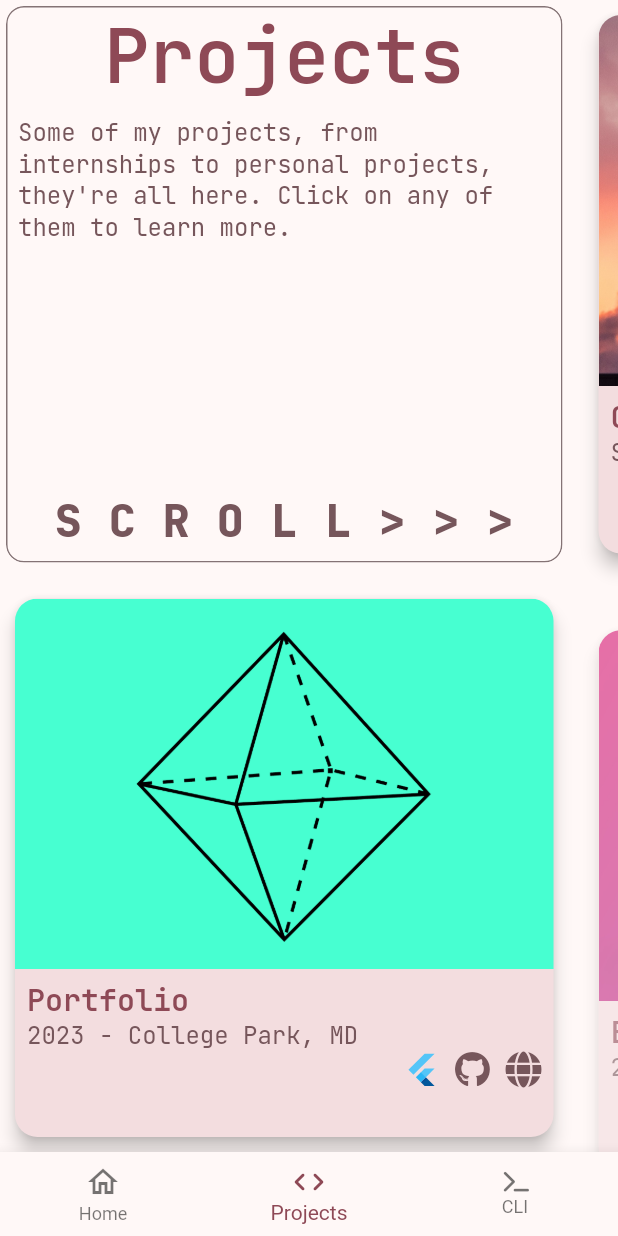
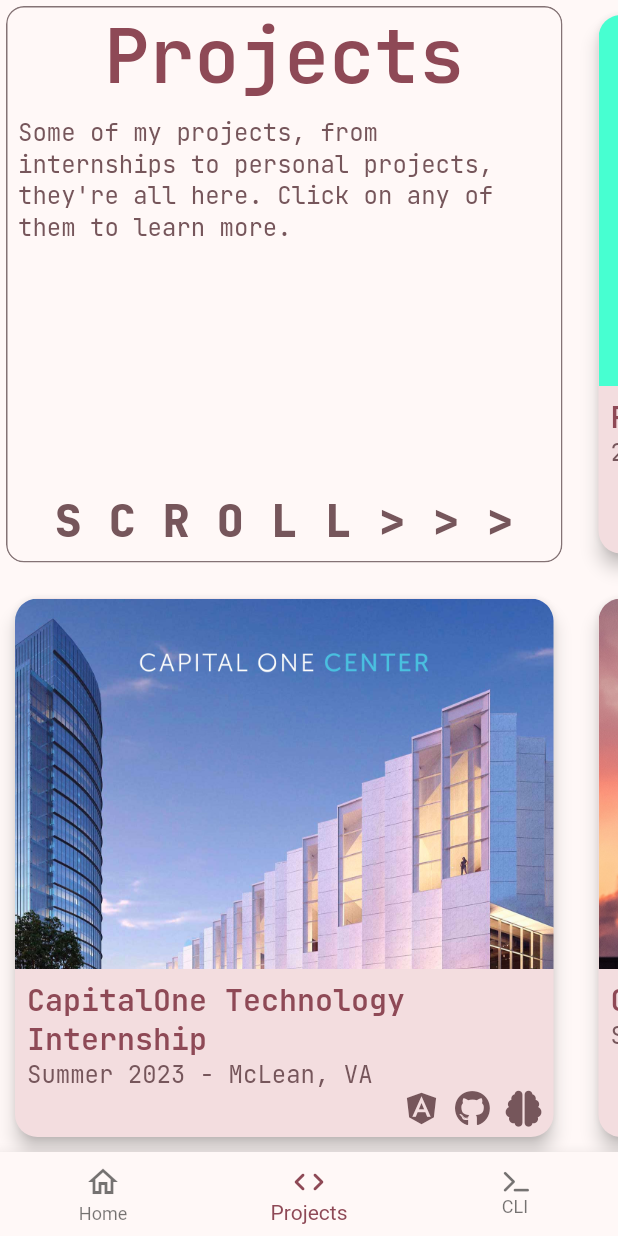
Before and after one commit to unrealJune/new_portfolio, a Flutter app: the screen it shows after launch, item 2 of the bottom bar chosen, on a phone screen of 412 x 824 dp. Run offline on Flutter 3.47's test engine with Material 2 defaults, Android fonts, the phone set to English and light mode, and no system bars; our stand-ins replace animated_text_kit, font_awesome_flutter, google_fonts.

Commit message:
fixed fade in animations, updated resumes

```diff
--- a/lib/pages/projects.dart
+++ b/lib/pages/projects.dart
@@ -86,6 +86,31 @@
                 ),
               ),
               ShowUp(
+                delay: 300,
+                child: buildCard(context,
+                    Image.asset("assets/images/c1.jpg", fit: BoxFit.cover,)
+                    ,
+                    "CapitalOne Technology Internship", "Summer 2023 - McLean, VA", "Worked with a small team of interns to develop an Angular based content management system to replace legacy software. A unique focus was placed on the usage of NLP and GPT models for generating content to fit brand guidelines and modern day design principles. Importantly, communicated with management and product owners to identify flaws in legacy software, and improve the new solution.", [
+
+                      SizedBox(width: 10,),
+                      Icon(FontAwesomeIcons.angular,
+                        color: Theme.of(context).colorScheme.secondary,
+                      ),
+                      SizedBox(width: 10,),
+                      Icon(FontAwesomeIcons.github,
+                        color: Theme.of(context).colorScheme.secondary,
+                      ),
+                      SizedBox(width: 10,),
+                      Icon(FontAwesomeIcons.brain,
+                        color: Theme.of(context).colorScheme.secondary,
+
+                      )
+
+                    ]
+                ),
+              ),
+
+              ShowUp(
                 delay: 400,
                 child: buildCard(context,
                   Image.asset("assets/images/portfolioicon.png", fit: BoxFit.cover,)
@@ -133,7 +158,7 @@
                 ),
               ),
               ShowUp(
-                delay: 800,
+                delay: 750,
                 child: buildCard(context,
                     Image.asset('assets/images/eva.png', fit: BoxFit.cover,)
                     ,
@@ -155,7 +180,7 @@
                 ),
               ),
               ShowUp(
-                delay: 1000,
+                delay: 800,
                 child: buildCard(context,
                     null
                     ,
@@ -177,7 +202,7 @@
                 ),
               ),
               ShowUp(
-                delay: 1200,
+                delay: 800,
                 child: buildCard(context,
                     Image.asset("assets/images/fire.webp", fit: BoxFit.cover,)
 
@@ -200,7 +225,7 @@
                 ),
               ),
               ShowUp(
-                delay: 1400,
+                delay: 800,
                 child:      Card(
                     color: Theme.of(context).colorScheme.surface,
                     clipBehavior: Clip.antiAliasWithSaveLayer,
--- a/pubspec.yaml
+++ b/pubspec.yaml
@@ -70,6 +70,7 @@
     - assets/images/eva.png
     - assets/images/portfolioicon.png
     - assets/images/fire.webp
+    - assets/images/c1.jpg
   #   - images/a_dot_burr.jpeg
   #   - images/a_dot_ham.jpeg
 
```
Also changed, not shown: assets/images/c1.jpg (added).
